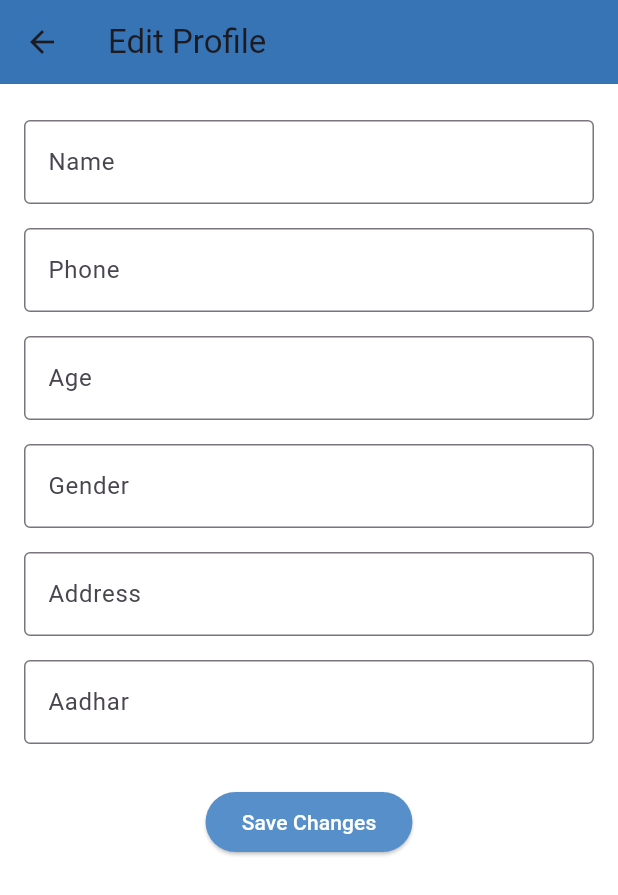
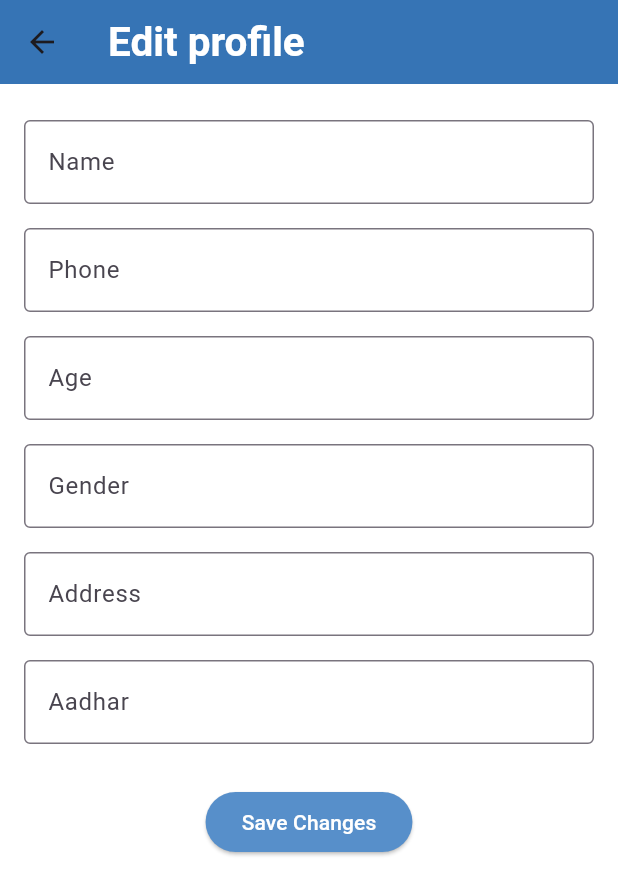
Before and after one commit to HOX-Aswin/women_safety_app-Ungal_kaavalan-, a Flutter app: the LandingScreen screen opened by its route, item 2 of the bottom bar chosen, after a tap on "Edit Profile", on a phone screen of 412 x 824 dp. Shown: the top 895 px of the screen. Run offline on Flutter 3.47's test engine with Material 3 defaults, Android fonts, the phone set to English and light mode, and no system bars; our stand-ins replace cloud_firestore, firebase_auth, firebase_core, flutter_riverpod, go_router, permission_handler and 1 more; accounts and stored records are empty.

Commit message:
completed emergency contact to store and retrive data without good ui

```diff
--- a/lib/models/user_model.dart
+++ b/lib/models/user_model.dart
@@ -6,6 +6,7 @@ class UserModel {
   String age;
   String address;
   String aadhar;
+  List<Map<String, String>> emergencyContacts; // List of contacts
 
   UserModel({
     required this.uid,
@@ -15,6 +16,7 @@ class UserModel {
     required this.age,
     required this.address,
     required this.aadhar,
+    required this.emergencyContacts,
   });
 
   factory UserModel.fromFirestore(Map<String, dynamic> data) {
@@ -26,6 +28,9 @@ class UserModel {
       age: data['age'],
       address: data['address'],
       aadhar: data['aadhar'],
+      emergencyContacts: List<Map<String, String>>.from(
+        (data['emergencyContacts'] ?? []).map((e) => Map<String, String>.from(e)),
+      ),
     );
   }
 
@@ -38,6 +43,7 @@ class UserModel {
       'age': age,
       'address': address,
       'aadhar': aadhar,
+      'emergencyContacts': emergencyContacts,
     };
   }
 }
--- a/lib/routing/router.dart
+++ b/lib/routing/router.dart
@@ -1,6 +1,7 @@
 import 'package:go_router/go_router.dart';
 import 'package:flutter_riverpod/flutter_riverpod.dart';
 import 'package:ungal_kaavalan/providers/provider.dart';
+import 'package:ungal_kaavalan/screens/core_screens/home/emergency_contact_screen.dart';
 import 'package:ungal_kaavalan/screens/core_screens/landing_screen.dart';
 import 'package:ungal_kaavalan/screens/auth_screens/login_screen.dart';
 import 'package:ungal_kaavalan/screens/auth_screens/signup_screen.dart';
@@ -14,6 +15,7 @@ final goRouterProvider = Provider<GoRouter>((ref) {
       GoRoute(path: '/', builder: (context, state) => LoginScreen()),
       GoRoute(path: '/signup', builder: (context, state) => SignUpScreen()),
       GoRoute(path: '/landing', builder: (context, state) => LandingScreen()),
+      GoRoute(path: '/emergencycontact', builder: (context, state) => EmergencyContactScreen()),
     ],
   );
 });
--- a/lib/screens/auth_screens/signup_screen.dart
+++ b/lib/screens/auth_screens/signup_screen.dart
@@ -47,6 +47,7 @@ class SignUpScreen extends ConsumerWidget {
           'address': addressController.text,
           'aadhar': aadharController.text,
         });
+
         await ref.read(uidProvider.notifier).setUid(uid);
         await ref.read(authProvider.notifier).setAuthState(true);
         // ignore: use_build_context_synchronously
--- a/lib/screens/core_screens/home_screen.dart
+++ b/lib/screens/core_screens/home/home_screen.dart
@@ -1,5 +1,6 @@
 import 'package:flutter/material.dart';
 import 'package:flutter/services.dart';
+import 'package:go_router/go_router.dart';
 import 'package:permission_handler/permission_handler.dart';
 
 class HomeScreen extends StatefulWidget {
@@ -13,8 +14,15 @@ class _HomeScreenState extends State<HomeScreen> {
   static const platform = MethodChannel('sms_channel');
 
   // Emergency contacts
-  final List<String> emergencyNumbers = ["6381477929", "8778938882","8072661442","6383488874"];
-  final String emergencyMessage = "🚨 SOS! I need help immediately. Please contact me!";
+  final List<String> emergencyNumbers = [
+    // "8778938882", //hari
+    // "8072661442", //akesh
+    "6383488874", //aswin
+    // "9043795535", //gokulanand
+    // "7604864097", //aathi
+  ];
+  final String emergencyMessage =
+      "🚨 SOS! I need help immediately. Please contact me!";
   // Function to send SOS message
   Future<void> _sendSOS() async {
     var status = await Permission.sms.request(); // Request SMS permission
@@ -22,14 +30,21 @@ class _HomeScreenState extends State<HomeScreen> {
     if (status.isGranted) {
       for (String number in emergencyNumbers) {
         try {
-          await platform.invokeMethod('sendSms', {"phone": number, "message": emergencyMessage});
+          await platform.invokeMethod(
+              'sendSms', {"phone": number, "message": emergencyMessage});
         } on PlatformException catch (e) {
-          print("❌ Failed to send SMS: ${e.message}");
+          ScaffoldMessenger.of(context).showSnackBar(
+            SnackBar(content: Text("❌ Failed to send SMS: ${e.message}")),
+          );
         }
       }
-      print("✅ SOS Message Sent!");
+      ScaffoldMessenger.of(context).showSnackBar(
+        SnackBar(content: Text("✅ SOS Message Sent!")),
+      );
     } else {
-      print("❌ SMS Permission Denied");
+      ScaffoldMessenger.of(context).showSnackBar(
+        SnackBar(content: Text("❌ SMS Permission Denied")),
+      );
     }
   }
 
@@ -37,7 +52,14 @@ class _HomeScreenState extends State<HomeScreen> {
   Widget build(BuildContext context) {
     return Scaffold(
       appBar: AppBar(
-        title: const Text("Home"),
+        title: const Text(
+          "Home",
+          style: TextStyle(
+            color: Colors.white,
+            fontSize: 27,
+            fontWeight: FontWeight.bold,
+          ),
+        ),
         backgroundColor: const Color(0xFF3674B5),
       ),
       body: Column(
@@ -61,6 +83,18 @@ class _HomeScreenState extends State<HomeScreen> {
               ),
             ),
           ),
+          const SizedBox(height: 60),
+          Center(
+            child: ElevatedButton(
+              onPressed: () => context.go('/emergencycontact'),
+              style: ElevatedButton.styleFrom(
+                backgroundColor: Color(0xFF3674B5),
+                padding: EdgeInsets.symmetric(horizontal: 24, vertical: 12),
+              ),
+              child: Text("Emergency contacts",
+                  style: TextStyle(color: Colors.white, fontSize: 16)),
+            ),
+          ),
         ],
       ),
     );
--- a/lib/screens/core_screens/landing_screen.dart
+++ b/lib/screens/core_screens/landing_screen.dart
@@ -1,10 +1,10 @@
 import 'package:flutter/material.dart';
 import 'package:flutter_riverpod/flutter_riverpod.dart';
 import 'package:ungal_kaavalan/providers/provider.dart';
-import 'package:ungal_kaavalan/screens/core_screens/home_screen.dart';
-import 'package:ungal_kaavalan/screens/core_screens/info_screen.dart';
-import 'package:ungal_kaavalan/screens/core_screens/settings_screen.dart';
-import 'profile_screen.dart';
+import 'package:ungal_kaavalan/screens/core_screens/home/home_screen.dart';
+import 'package:ungal_kaavalan/screens/core_screens/info/info_screen.dart';
+import 'package:ungal_kaavalan/screens/core_screens/settings/settings_screen.dart';
+import 'profile/profile_screen.dart';
 
 class LandingScreen extends ConsumerWidget {
   const LandingScreen({super.key});
@@ -15,6 +15,7 @@ class LandingScreen extends ConsumerWidget {
     InfoScreen(),
     SettingsScreen(),
   ];
+
 
   @override
   Widget build(BuildContext context, WidgetRef ref) {
@@ -29,10 +30,34 @@ class LandingScreen extends ConsumerWidget {
         backgroundColor: Color(0xFF3674B5), // Match AppBar color
         type: BottomNavigationBarType.fixed, // Prevent shifting effect
         items: const [
-          BottomNavigationBarItem(icon: Icon(Icons.home), label: "Home"),
-          BottomNavigationBarItem(icon: Icon(Icons.person), label: "Profile"),
-          BottomNavigationBarItem(icon: Icon(Icons.info), label: "Info"),
-          BottomNavigationBarItem(icon: Icon(Icons.settings), label: "Settings")
+          BottomNavigationBarItem(
+            icon: Icon(
+              Icons.home,
+              size: 30,
+            ),
+            label: "Home",
+          ),
+          BottomNavigationBarItem(
+            icon: Icon(
+              Icons.person,
+              size: 30,
+            ),
+            label: "Profile",
+          ),
+          BottomNavigationBarItem(
+            icon: Icon(
+              Icons.info,
+              size: 30,
+            ),
+            label: "Info",
+          ),
+          BottomNavigationBarItem(
+            icon: Icon(
+              Icons.settings,
+              size: 30,
+            ),
+            label: "Settings",
+          )
         ],
       ),
     );
--- a/lib/screens/core_screens/edit_information_screen.dart
+++ b/lib/screens/core_screens/profile/edit_information_screen.dart
@@ -74,7 +74,14 @@ class _EditProfileScreenState extends ConsumerState<EditProfileScreen> {
   Widget build(BuildContext context) {
     return Scaffold(
       resizeToAvoidBottomInset: true,
-      appBar: AppBar(title: Text("Edit Profile"), backgroundColor: Color(0xFF3674B5)),
+      appBar: AppBar(title: const Text(
+          "Edit profile",
+          style: TextStyle(
+            color: Colors.white,
+            fontSize: 27,
+            fontWeight: FontWeight.bold,
+          ),
+        ), backgroundColor: Color(0xFF3674B5)),
       body: _isLoading
           ? Center(child: CircularProgressIndicator())
           : Padding(
--- a/lib/screens/core_screens/profile_screen.dart
+++ b/lib/screens/core_screens/profile/profile_screen.dart
@@ -2,7 +2,7 @@ import 'package:flutter/material.dart';
 import 'package:cloud_firestore/cloud_firestore.dart';
 import 'package:flutter_riverpod/flutter_riverpod.dart';
 import 'package:ungal_kaavalan/providers/provider.dart';
-import 'package:ungal_kaavalan/screens/core_screens/edit_information_screen.dart';
+import 'package:ungal_kaavalan/screens/core_screens/profile/edit_information_screen.dart';
 
 class ProfileScreen extends ConsumerStatefulWidget {
   const ProfileScreen({super.key});
@@ -53,7 +53,14 @@ class _ProfileScreenState extends ConsumerState<ProfileScreen> {
   @override
   Widget build(BuildContext context) {
     return Scaffold(
-      appBar: AppBar(title: Text("Profile"), backgroundColor: Color(0xFF3674B5)),
+      appBar: AppBar(title: const Text(
+          "Profile",
+          style: TextStyle(
+            color: Colors.white,
+            fontSize: 27,
+            fontWeight: FontWeight.bold,
+          ),
+        ), backgroundColor: Color(0xFF3674B5)),
       body: _isLoading
           ? Center(child: CircularProgressIndicator())
           : RefreshIndicator(
--- a/lib/services/auth_service.dart
+++ b/lib/services/auth_service.dart
@@ -32,6 +32,7 @@ class AuthService {
           age: "",
           address: "",
           aadhar: "",
+          emergencyContacts: [],
         );
         await usersCollection.doc(user.uid).set(newUser.toMap());
       }
@@ -57,6 +58,7 @@ class AuthService {
         age: "",
         address: "",
         aadhar: "",
+        emergencyContacts: [],
       );
 
       await usersCollection.doc(user.uid).set(newUser.toMap());
```
Also changed, not shown: lib/providers/contact_provider.dart (added, +132 -0 lines), lib/screens/auth_screens/login_screen.dart (+31 -21 lines), lib/screens/core_screens/home/emergency_contact_screen.dart (added, +175 -0 lines), lib/screens/core_screens/info/info_screen.dart (renamed from lib/screens/core_screens/info_screen.dart, +8 -1 lines), lib/screens/core_screens/settings/settings_screen.dart (renamed from lib/screens/core_screens/settings_screen.dart, +20 -7 lines), lib/widgets/custom_text_field.dart (deleted, +0 -18 lines), 4 other files.
